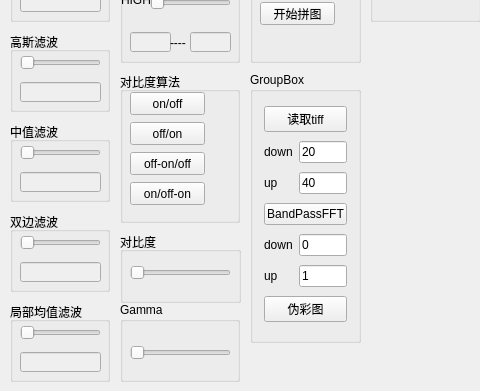
This is cvTools/cvTools/cvTools.ui in sylsususu/cvTool as Qt 5 draws it before an edit; both pictures show x 220 to 700 and y 578 to 969 of the 1069 by 969 pixel window. The edited form follows.
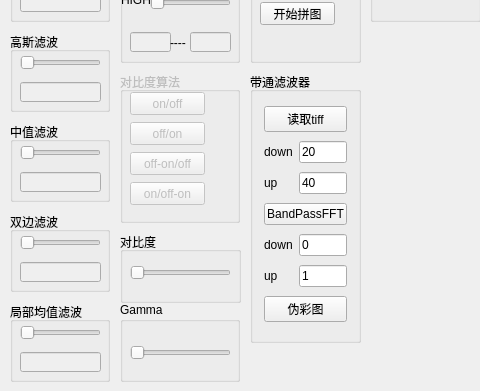
This is the edited form. Icons and pictures are not drawn.

```diff
--- a/cvTools/cvTools/cvTools.ui
+++ b/cvTools/cvTools/cvTools.ui
@@ -631,6 +631,9 @@
    </widget>
   </widget>
   <widget class="QGroupBox" name="groupBox_2">
+   <property name="enabled">
+    <bool>false</bool>
+   </property>
    <property name="geometry">
     <rect>
      <x>340</x>
@@ -793,7 +796,7 @@
     </rect>
    </property>
    <property name="title">
-    <string>GroupBox</string>
+    <string>带通滤波器</string>
    </property>
    <layout class="QGridLayout" name="gridLayout">
     <item row="2" column="1">
```
